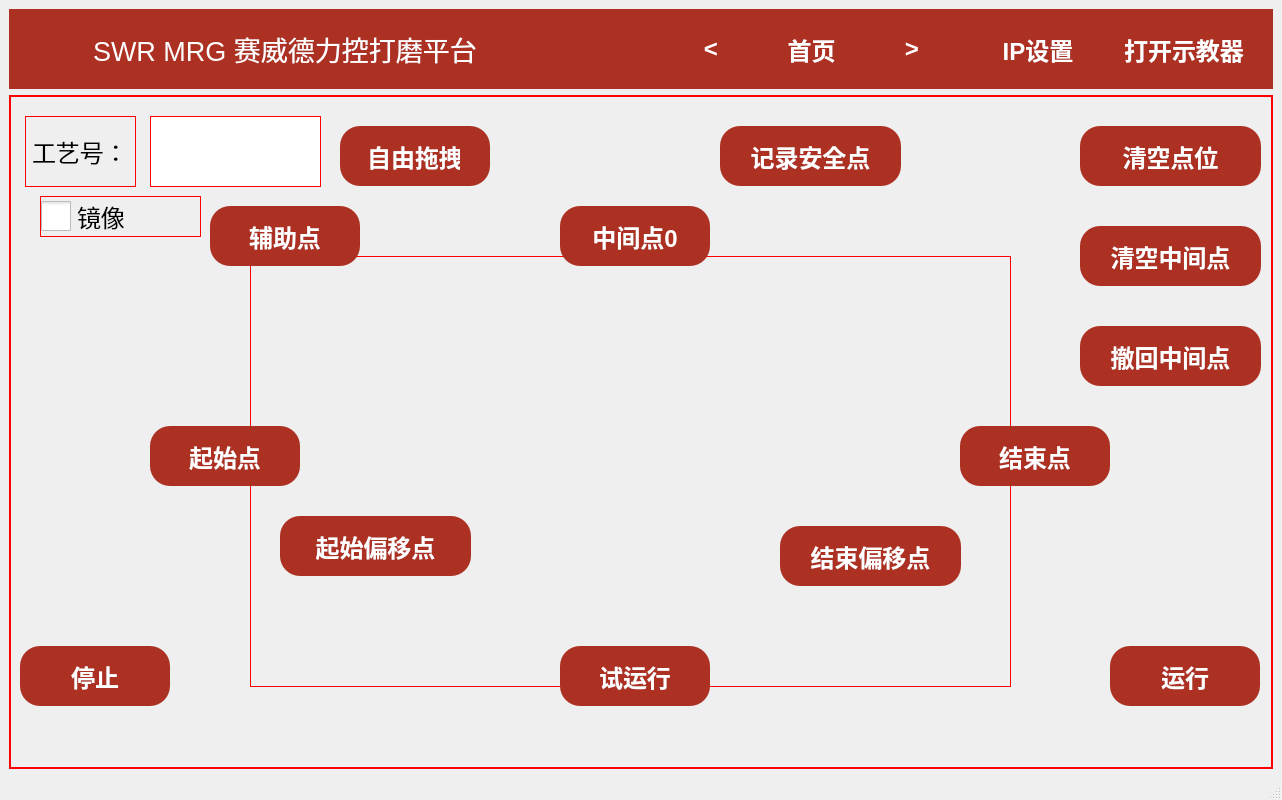
Old version of the form res/mainwindow.ui in the repository kid7995/SWR_MRG.
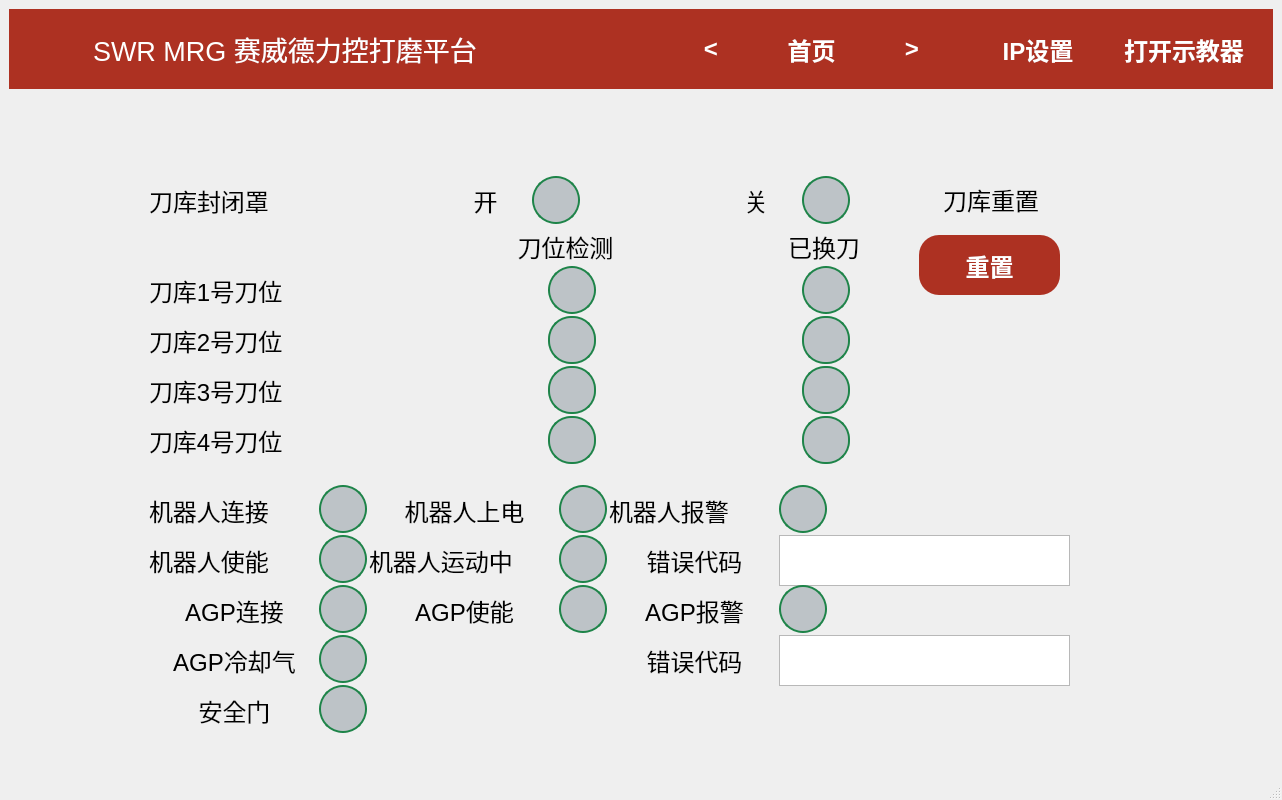
New version of the form. Icons and pictures are not drawn. Custom widgets are drawn as their Qt base class.

Commit message: UI更新添加状态页监控机器人AGP刀库状态信息 添加换刀功能 添加圆台侧面打磨功能

```diff
--- a/res/mainwindow.ui
+++ b/res/mainwindow.ui
@@ -234,15 +234,15 @@
        <bool>false</bool>
       </property>
       <property name="styleSheet">
-       <string notr="true">QWidget { border: 1px solid red; }
+       <string notr="true">
 QPushButton {
     /* 核心：固定高度 */
     min-height: 60px;
     max-height: 60px;
     
     /* 允许长度随动：设置内边距确保文字不贴边 */
-    padding-left: 30px;
-    padding-right: 30px;
+    padding-left: 10px;
+    padding-right: 10px;
     
     /* 圆角矩形设置 */
     border-radius: 20px; 
@@ -255,6 +255,1412 @@
       <property name="currentIndex">
        <number>0</number>
       </property>
+      <widget class="QWidget" name="page_5">
+       <property name="accessibleName">
+        <string>状态信息</string>
+       </property>
+       <widget class="QPushButton" name="ToolMagazineReset">
+        <property name="geometry">
+         <rect>
+          <x>910</x>
+          <y>140</y>
+          <width>141</width>
+          <height>60</height>
+         </rect>
+        </property>
+        <property name="minimumSize">
+         <size>
+          <width>0</width>
+          <height>60</height>
+         </size>
+        </property>
+        <property name="font">
+         <font>
+          <pointsize>-1</pointsize>
+          <bold>true</bold>
+         </font>
+        </property>
+        <property name="autoFillBackground">
+         <bool>false</bool>
+        </property>
+        <property name="styleSheet">
+         <string notr="true">background-color: rgb(173, 49, 34);
+color: rgb(255, 255, 255);</string>
+        </property>
+        <property name="text">
+         <string>重置</string>
+        </property>
+        <property name="flat">
+         <bool>true</bool>
+        </property>
+       </widget>
+       <widget class="QWidget" name="horizontalLayoutWidget_2">
+        <property name="geometry">
+         <rect>
+          <x>140</x>
+          <y>170</y>
+          <width>751</width>
+          <height>51</height>
+         </rect>
+        </property>
+        <layout class="QHBoxLayout" name="horizontalLayout_3">
+         <item>
+          <widget class="QLabel" name="ToolMagazinePot1">
+           <property name="font">
+            <font>
+             <pointsize>18</pointsize>
+            </font>
+           </property>
+           <property name="text">
+            <string>刀库1号刀位</string>
+           </property>
+          </widget>
+         </item>
+         <item>
+          <spacer name="horizontalSpacer_3">
+           <property name="orientation">
+            <enum>Qt::Horizontal</enum>
+           </property>
+           <property name="sizeType">
+            <enum>QSizePolicy::Fixed</enum>
+           </property>
+           <property name="sizeHint" stdset="0">
+            <size>
+             <width>180</width>
+             <height>20</height>
+            </size>
+           </property>
+          </spacer>
+         </item>
+         <item>
+          <widget class="QLabel" name="ToolMagazinePot1Status">
+           <property name="minimumSize">
+            <size>
+             <width>48</width>
+             <height>48</height>
+            </size>
+           </property>
+           <property name="maximumSize">
+            <size>
+             <width>48</width>
+             <height>48</height>
+            </size>
+           </property>
+           <property name="font">
+            <font>
+             <pointsize>18</pointsize>
+            </font>
+           </property>
+           <property name="cursor">
+            <cursorShape>ArrowCursor</cursorShape>
+           </property>
+           <property name="styleSheet">
+            <string notr="true">background-color: #bdc3c7;
+border: 2px solid #1e8449;
+border-radius: 24px; /* 假设 QLabel 为 30x30 */</string>
+           </property>
+           <property name="text">
+            <string/>
+           </property>
+          </widget>
+         </item>
+         <item>
+          <spacer name="horizontalSpacer">
+           <property name="orientation">
+            <enum>Qt::Horizontal</enum>
+           </property>
+           <property name="sizeType">
+            <enum>QSizePolicy::Fixed</enum>
+           </property>
+           <property name="sizeHint" stdset="0">
+            <size>
+             <width>200</width>
+             <height>20</height>
+            </size>
+           </property>
+          </spacer>
+         </item>
+         <item>
+          <widget class="QLabel" name="ToolMagazinePot1Status_changed">
+           <property name="maximumSize">
+            <size>
+             <width>48</width>
+             <height>48</height>
+            </size>
+           </property>
+           <property name="font">
+            <font>
+             <pointsize>18</pointsize>
+            </font>
+           </property>
+           <property name="cursor">
+            <cursorShape>ArrowCursor</cursorShape>
+           </property>
+           <property name="styleSheet">
+            <string notr="true">background-color: #bdc3c7;
+border: 2px solid #1e8449;
+border-radius: 24px; /* 假设 QLabel 为 30x30 */</string>
+           </property>
+           <property name="text">
+            <string/>
+           </property>
+          </widget>
+         </item>
+         <item>
+          <spacer name="horizontalSpacer_11">
+           <property name="orientation">
+            <enum>Qt::Horizontal</enum>
+           </property>
+           <property name="sizeType">
+            <enum>QSizePolicy::Fixed</enum>
+           </property>
+           <property name="sizeHint" stdset="0">
+            <size>
+             <width>50</width>
+             <height>20</height>
+            </size>
+           </property>
+          </spacer>
+         </item>
+        </layout>
+       </widget>
+       <widget class="QLabel" name="RobotConnect">
+        <property name="geometry">
+         <rect>
+          <x>140</x>
+          <y>390</y>
+          <width>171</width>
+          <height>51</height>
+         </rect>
+        </property>
+        <property name="font">
+         <font>
+          <pointsize>18</pointsize>
+         </font>
+        </property>
+        <property name="text">
+         <string>机器人连接</string>
+        </property>
+       </widget>
+       <widget class="QLabel" name="RobotConnectStatus">
+        <property name="geometry">
+         <rect>
+          <x>310</x>
+          <y>390</y>
+          <width>48</width>
+          <height>48</height>
+         </rect>
+        </property>
+        <property name="maximumSize">
+         <size>
+          <width>48</width>
+          <height>48</height>
+         </size>
+        </property>
+        <property name="font">
+         <font>
+          <pointsize>18</pointsize>
+         </font>
+        </property>
+        <property name="cursor">
+         <cursorShape>ArrowCursor</cursorShape>
+        </property>
+        <property name="styleSheet">
+         <string notr="true">background-color: #bdc3c7;
+border: 2px solid #1e8449;
+border-radius: 24px; /* 假设 QLabel 为 30x30 */</string>
+        </property>
+        <property name="text">
+         <string/>
+        </property>
+       </widget>
+       <widget class="QLabel" name="RobotEnable">
+        <property name="geometry">
+         <rect>
+          <x>140</x>
+          <y>440</y>
+          <width>171</width>
+          <height>51</height>
+         </rect>
+        </property>
+        <property name="font">
+         <font>
+          <pointsize>18</pointsize>
+         </font>
+        </property>
+        <property name="text">
+         <string>机器人使能</string>
+        </property>
+       </widget>
+       <widget class="QLabel" name="RobotEnableStatus">
+        <property name="geometry">
+         <rect>
+          <x>310</x>
+          <y>440</y>
+          <width>48</width>
+          <height>48</height>
+         </rect>
+        </property>
+        <property name="maximumSize">
+         <size>
+          <width>48</width>
+          <height>48</height>
+         </size>
+        </property>
+        <property name="font">
+         <font>
+          <pointsize>18</pointsize>
+         </font>
+        </property>
+        <property name="cursor">
+         <cursorShape>ArrowCursor</cursorShape>
+        </property>
+        <property name="styleSheet">
+         <string notr="true">background-color: #bdc3c7;
+border: 2px solid #1e8449;
+border-radius: 24px; /* 假设 QLabel 为 30x30 */</string>
+        </property>
+        <property name="text">
+         <string/>
+        </property>
+       </widget>
+       <widget class="QLabel" name="RobotMotion">
+        <property name="geometry">
+         <rect>
+          <x>360</x>
+          <y>440</y>
+          <width>191</width>
+          <height>51</height>
+         </rect>
+        </property>
+        <property name="font">
+         <font>
+          <pointsize>18</pointsize>
+         </font>
+        </property>
+        <property name="text">
+         <string>机器人运动中</string>
+        </property>
+       </widget>
+       <widget class="QLabel" name="RobotMotionStatus">
+        <property name="geometry">
+         <rect>
+          <x>550</x>
+          <y>440</y>
+          <width>48</width>
+          <height>48</height>
+         </rect>
+        </property>
+        <property name="maximumSize">
+         <size>
+          <width>48</width>
+          <height>48</height>
+         </size>
+        </property>
+        <property name="font">
+         <font>
+          <pointsize>18</pointsize>
+         </font>
+        </property>
+        <property name="cursor">
+         <cursorShape>ArrowCursor</cursorShape>
+        </property>
+        <property name="styleSheet">
+         <string notr="true">background-color: #bdc3c7;
+border: 2px solid #1e8449;
+border-radius: 24px; /* 假设 QLabel 为 30x30 */</string>
+        </property>
+        <property name="text">
+         <string/>
+        </property>
+       </widget>
+       <widget class="QLabel" name="RobotPower">
+        <property name="geometry">
+         <rect>
+          <x>360</x>
+          <y>390</y>
+          <width>191</width>
+          <height>51</height>
+         </rect>
+        </property>
+        <property name="font">
+         <font>
+          <pointsize>18</pointsize>
+         </font>
+        </property>
+        <property name="text">
+         <string>机器人上电</string>
+        </property>
+        <property name="alignment">
+         <set>Qt::AlignCenter</set>
+        </property>
+       </widget>
+       <widget class="QLabel" name="RobotPowerStatus">
+        <property name="geometry">
+         <rect>
+          <x>550</x>
+          <y>390</y>
+          <width>48</width>
+          <height>48</height>
+         </rect>
+        </property>
+        <property name="maximumSize">
+         <size>
+          <width>48</width>
+          <height>48</height>
+         </size>
+        </property>
+        <property name="font">
+         <font>
+          <pointsize>18</pointsize>
+         </font>
+        </property>
+        <property name="cursor">
+         <cursorShape>ArrowCursor</cursorShape>
+        </property>
+        <property name="styleSheet">
+         <string notr="true">background-color: #bdc3c7;
+border: 2px solid #1e8449;
+border-radius: 24px; /* 假设 QLabel 为 30x30 */</string>
+        </property>
+        <property name="text">
+         <string/>
+        </property>
+       </widget>
+       <widget class="QLabel" name="RobotAlert">
+        <property name="geometry">
+         <rect>
+          <x>600</x>
+          <y>390</y>
+          <width>171</width>
+          <height>51</height>
+         </rect>
+        </property>
+        <property name="font">
+         <font>
+          <pointsize>18</pointsize>
+         </font>
+        </property>
+        <property name="text">
+         <string>机器人报警</string>
+        </property>
+       </widget>
+       <widget class="QLabel" name="RobotAlertStatus">
+        <property name="geometry">
+         <rect>
+          <x>770</x>
+          <y>390</y>
+          <width>48</width>
+          <height>48</height>
+         </rect>
+        </property>
+        <property name="maximumSize">
+         <size>
+          <width>48</width>
+          <height>48</height>
+         </size>
+        </property>
+        <property name="font">
+         <font>
+          <pointsize>18</pointsize>
+         </font>
+        </property>
+        <property name="cursor">
+         <cursorShape>ArrowCursor</cursorShape>
+        </property>
+        <property name="styleSheet">
+         <string notr="true">background-color: #bdc3c7;
+border: 2px solid #1e8449;
+border-radius: 24px; /* 假设 QLabel 为 30x30 */</string>
+        </property>
+        <property name="text">
+         <string/>
+        </property>
+       </widget>
+       <widget class="QLabel" name="RobotErrorCode">
+        <property name="geometry">
+         <rect>
+          <x>600</x>
+          <y>440</y>
+          <width>171</width>
+          <height>51</height>
+         </rect>
+        </property>
+        <property name="font">
+         <font>
+          <pointsize>18</pointsize>
+         </font>
+        </property>
+        <property name="text">
+         <string>错误代码</string>
+        </property>
+        <property name="alignment">
+         <set>Qt::AlignCenter</set>
+        </property>
+       </widget>
+       <widget class="QPlainTextEdit" name="RobotErrorCodeText">
+        <property name="geometry">
+         <rect>
+          <x>770</x>
+          <y>440</y>
+          <width>291</width>
+          <height>51</height>
+         </rect>
+        </property>
+        <property name="sizePolicy">
+         <sizepolicy hsizetype="Expanding" vsizetype="Expanding">
+          <horstretch>0</horstretch>
+          <verstretch>0</verstretch>
+         </sizepolicy>
+        </property>
+        <property name="font">
+         <font>
+          <pointsize>19</pointsize>
+         </font>
+        </property>
+        <property name="cursor" stdset="0">
+         <cursorShape>ArrowCursor</cursorShape>
+        </property>
+        <property name="styleSheet">
+         <string notr="true">text-align: center;</string>
+        </property>
+        <property name="plainText">
+         <string/>
+        </property>
+       </widget>
+       <widget class="QWidget" name="horizontalLayoutWidget">
+        <property name="geometry">
+         <rect>
+          <x>140</x>
+          <y>220</y>
+          <width>751</width>
+          <height>51</height>
+         </rect>
+        </property>
+        <layout class="QHBoxLayout" name="horizontalLayout_2">
+         <item>
+          <widget class="QLabel" name="ToolMagazinePot2">
+           <property name="font">
+            <font>
+             <pointsize>18</pointsize>
+            </font>
+           </property>
+           <property name="text">
+            <string>刀库2号刀位</string>
+           </property>
+          </widget>
+         </item>
+         <item>
+          <spacer name="horizontalSpacer_2">
+           <property name="orientation">
+            <enum>Qt::Horizontal</enum>
+           </property>
+           <property name="sizeType">
+            <enum>QSizePolicy::Fixed</enum>
+           </property>
+           <property name="sizeHint" stdset="0">
+            <size>
+             <width>180</width>
+             <height>20</height>
+            </size>
+           </property>
+          </spacer>
+         </item>
+         <item>
+          <widget class="QLabel" name="ToolMagazinePot2Status">
+           <property name="maximumSize">
+            <size>
+             <width>48</width>
+             <height>48</height>
+            </size>
+           </property>
+           <property name="font">
+            <font>
+             <pointsize>18</pointsize>
+            </font>
+           </property>
+           <property name="cursor">
+            <cursorShape>ArrowCursor</cursorShape>
+           </property>
+           <property name="styleSheet">
+            <string notr="true">background-color: #bdc3c7;
+border: 2px solid #1e8449;
+border-radius: 23px; /* 假设 QLabel 为 30x30 */</string>
+           </property>
+           <property name="text">
+            <string/>
+           </property>
+          </widget>
+         </item>
+         <item>
+          <spacer name="horizontalSpacer_4">
+           <property name="orientation">
+            <enum>Qt::Horizontal</enum>
+           </property>
+           <property name="sizeType">
+            <enum>QSizePolicy::Fixed</enum>
+           </property>
+           <property name="sizeHint" stdset="0">
+            <size>
+             <width>200</width>
+             <height>20</height>
+            </size>
+           </property>
+          </spacer>
+         </item>
+         <item>
+          <widget class="QLabel" name="ToolMagazinePot2Status_changed">
+           <property name="maximumSize">
+            <size>
+             <width>48</width>
+             <height>48</height>
+            </size>
+           </property>
+           <property name="font">
+            <font>
+             <pointsize>18</pointsize>
+            </font>
+           </property>
+           <property name="cursor">
+            <cursorShape>ArrowCursor</cursorShape>
+           </property>
+           <property name="styleSheet">
+            <string notr="true">background-color: #bdc3c7;
+border: 2px solid #1e8449;
+border-radius: 23px; /* 假设 QLabel 为 30x30 */</string>
+           </property>
+           <property name="text">
+            <string/>
+           </property>
+          </widget>
+         </item>
+         <item>
+          <spacer name="horizontalSpacer_12">
+           <property name="orientation">
+            <enum>Qt::Horizontal</enum>
+           </property>
+           <property name="sizeType">
+            <enum>QSizePolicy::Fixed</enum>
+           </property>
+           <property name="sizeHint" stdset="0">
+            <size>
+             <width>50</width>
+             <height>20</height>
+            </size>
+           </property>
+          </spacer>
+         </item>
+        </layout>
+       </widget>
+       <widget class="QWidget" name="horizontalLayoutWidget_3">
+        <property name="geometry">
+         <rect>
+          <x>140</x>
+          <y>270</y>
+          <width>751</width>
+          <height>51</height>
+         </rect>
+        </property>
+        <layout class="QHBoxLayout" name="horizontalLayout_4">
+         <item>
+          <widget class="QLabel" name="ToolMagazinePot3">
+           <property name="font">
+            <font>
+             <pointsize>18</pointsize>
+            </font>
+           </property>
+           <property name="text">
+            <string>刀库3号刀位</string>
+           </property>
+          </widget>
+         </item>
+         <item>
+          <spacer name="horizontalSpacer_5">
+           <property name="orientation">
+            <enum>Qt::Horizontal</enum>
+           </property>
+           <property name="sizeType">
+            <enum>QSizePolicy::Fixed</enum>
+           </property>
+           <property name="sizeHint" stdset="0">
+            <size>
+             <width>180</width>
+             <height>20</height>
+            </size>
+           </property>
+          </spacer>
+         </item>
+         <item>
+          <widget class="QLabel" name="ToolMagazinePot3Status">
+           <property name="maximumSize">
+            <size>
+             <width>48</width>
+             <height>48</height>
+            </size>
+           </property>
+           <property name="font">
+            <font>
+             <pointsize>18</pointsize>
+            </font>
+           </property>
+           <property name="cursor">
+            <cursorShape>ArrowCursor</cursorShape>
+           </property>
+           <property name="styleSheet">
+            <string notr="true">background-color: #bdc3c7;
+border: 2px solid #1e8449;
+border-radius: 23px; /* 假设 QLabel 为 30x30 */</string>
+           </property>
+           <property name="text">
+            <string/>
+           </property>
+          </widget>
+         </item>
+         <item>
+          <spacer name="horizontalSpacer_6">
+           <property name="orientation">
+            <enum>Qt::Horizontal</enum>
+           </property>
+           <property name="sizeType">
+            <enum>QSizePolicy::Fixed</enum>
+           </property>
+           <property name="sizeHint" stdset="0">
+            <size>
+             <width>200</width>
+             <height>20</height>
+            </size>
+           </property>
+          </spacer>
+         </item>
+         <item>
+          <widget class="QLabel" name="ToolMagazinePot3Status_changed">
+           <property name="maximumSize">
+            <size>
+             <width>48</width>
+             <height>48</height>
+            </size>
+           </property>
+           <property name="font">
+            <font>
+             <pointsize>18</pointsize>
+            </font>
+           </property>
+           <property name="cursor">
+            <cursorShape>ArrowCursor</cursorShape>
+           </property>
+           <property name="styleSheet">
+            <string notr="true">background-color: #bdc3c7;
+border: 2px solid #1e8449;
+border-radius: 23px; /* 假设 QLabel 为 30x30 */</string>
+           </property>
+           <property name="text">
+            <string/>
+           </property>
+          </widget>
+         </item>
+         <item>
+          <spacer name="horizontalSpacer_13">
+           <property name="orientation">
+            <enum>Qt::Horizontal</enum>
+           </property>
+           <property name="sizeType">
+            <enum>QSizePolicy::Fixed</enum>
+           </property>
+           <property name="sizeHint" stdset="0">
+            <size>
+             <width>50</width>
+             <height>20</height>
+            </size>
+           </property>
+          </spacer>
+         </item>
+        </layout>
+       </widget>
+       <widget class="QWidget" name="horizontalLayoutWidget_4">
+        <property name="geometry">
+         <rect>
+          <x>140</x>
+          <y>320</y>
+          <width>751</width>
+          <height>51</height>
+         </rect>
+        </property>
+        <layout class="QHBoxLayout" name="horizontalLayout_5">
+         <item>
+          <widget class="QLabel" name="ToolMagazinePot4">
+           <property name="font">
+            <font>
+             <pointsize>18</pointsize>
+            </font>
+           </property>
+           <property name="text">
+            <string>刀库4号刀位</string>
+           </property>
+          </widget>
+         </item>
+         <item>
+          <spacer name="horizontalSpacer_7">
+           <property name="orientation">
+            <enum>Qt::Horizontal</enum>
+           </property>
+           <property name="sizeType">
+            <enum>QSizePolicy::Fixed</enum>
+           </property>
+           <property name="sizeHint" stdset="0">
+            <size>
+             <width>180</width>
+             <height>20</height>
+            </size>
+           </property>
+          </spacer>
+         </item>
+         <item>
+          <widget class="QLabel" name="ToolMagazinePot4Status">
+           <property name="maximumSize">
+            <size>
+             <width>48</width>
+             <height>48</height>
+            </size>
+           </property>
+           <property name="font">
+            <font>
+             <pointsize>18</pointsize>
+            </font>
+           </property>
+           <property name="cursor">
+            <cursorShape>ArrowCursor</cursorShape>
+           </property>
+           <property name="styleSheet">
+            <string notr="true">background-color: #bdc3c7;
+border: 2px solid #1e8449;
+border-radius: 23px; /* 假设 QLabel 为 30x30 */</string>
+           </property>
+           <property name="text">
+            <string/>
+           </property>
+          </widget>
+         </item>
+         <item>
+          <spacer name="horizontalSpacer_8">
+           <property name="orientation">
+            <enum>Qt::Horizontal</enum>
+           </property>
+           <property name="sizeType">
+            <enum>QSizePolicy::Fixed</enum>
+           </property>
+           <property name="sizeHint" stdset="0">
+            <size>
+             <width>200</width>
+             <height>20</height>
+            </size>
+           </property>
+          </spacer>
+         </item>
+         <item>
+          <widget class="QLabel" name="ToolMagazinePot4Status_changed">
+           <property name="maximumSize">
+            <size>
+             <width>48</width>
+             <height>48</height>
+            </size>
+           </property>
+           <property name="font">
+            <font>
+             <pointsize>18</pointsize>
+            </font>
+           </property>
+           <property name="cursor">
+            <cursorShape>ArrowCursor</cursorShape>
+           </property>
+           <property name="styleSheet">
+            <string notr="true">background-color: #bdc3c7;
+border: 2px solid #1e8449;
+border-radius: 23px; /* 假设 QLabel 为 30x30 */</string>
+           </property>
+           <property name="text">
+            <string/>
+           </property>
+          </widget>
+         </item>
+         <item>
+          <spacer name="horizontalSpacer_14">
+           <property name="orientation">
+            <enum>Qt::Horizontal</enum>
+           </property>
+           <property name="sizeType">
+            <enum>QSizePolicy::Fixed</enum>
+           </property>
+           <property name="sizeHint" stdset="0">
+            <size>
+             <width>50</width>
+             <height>20</height>
+            </size>
+           </property>
+          </spacer>
+         </item>
+        </layout>
+       </widget>
+       <widget class="QWidget" name="horizontalLayoutWidget_5">
+        <property name="geometry">
+         <rect>
+          <x>140</x>
+          <y>130</y>
+          <width>751</width>
+          <height>42</height>
+         </rect>
+        </property>
+        <layout class="QHBoxLayout" name="horizontalLayout_6">
+         <item>
+          <spacer name="horizontalSpacer_9">
+           <property name="orientation">
+            <enum>Qt::Horizontal</enum>
+           </property>
+           <property name="sizeType">
+            <enum>QSizePolicy::Fixed</enum>
+           </property>
+           <property name="sizeHint" stdset="0">
+            <size>
+             <width>340</width>
+             <height>20</height>
+            </size>
+           </property>
+          </spacer>
+         </item>
+         <item>
+          <widget class="QLabel" name="RobotConnect_2">
+           <property name="font">
+            <font>
+             <pointsize>18</pointsize>
+            </font>
+           </property>
+           <property name="text">
+            <string>刀位检测</string>
+           </property>
+           <property name="alignment">
+            <set>Qt::AlignCenter</set>
+           </property>
+          </widget>
+         </item>
+         <item>
+          <spacer name="horizontalSpacer_10">
+           <property name="orientation">
+            <enum>Qt::Horizontal</enum>
+           </property>
+           <property name="sizeType">
+            <enum>QSizePolicy::Fixed</enum>
+           </property>
+           <property name="sizeHint" stdset="0">
+            <size>
+             <width>100</width>
+             <height>20</height>
+            </size>
+           </property>
+          </spacer>
+         </item>
+         <item>
+          <widget class="QLabel" name="RobotConnect_3">
+           <property name="font">
+            <font>
+             <pointsize>18</pointsize>
+            </font>
+           </property>
+           <property name="text">
+            <string>已换刀</string>
+           </property>
+           <property name="alignment">
+            <set>Qt::AlignCenter</set>
+           </property>
+          </widget>
+         </item>
+        </layout>
+       </widget>
+       <widget class="QLabel" name="ToolMagzaineStatus">
+        <property name="geometry">
+         <rect>
+          <x>910</x>
+          <y>80</y>
+          <width>144</width>
+          <height>49</height>
+         </rect>
+        </property>
+        <property name="font">
+         <font>
+          <pointsize>18</pointsize>
+         </font>
+        </property>
+        <property name="text">
+         <string>刀库重置</string>
+        </property>
+        <property name="alignment">
+         <set>Qt::AlignCenter</set>
+        </property>
+       </widget>
+       <widget class="QLabel" name="AGPConnect">
+        <property name="geometry">
+         <rect>
+          <x>140</x>
+          <y>490</y>
+          <width>171</width>
+          <height>51</height>
+         </rect>
+        </property>
+        <property name="font">
+         <font>
+          <pointsize>18</pointsize>
+         </font>
+        </property>
+        <property name="text">
+         <string>AGP连接</string>
+        </property>
+        <property name="alignment">
+         <set>Qt::AlignCenter</set>
+        </property>
+       </widget>
+       <widget class="QLabel" name="AGPConnectStatus">
+        <property name="geometry">
+         <rect>
+          <x>310</x>
+          <y>490</y>
+          <width>48</width>
+          <height>48</height>
+         </rect>
+        </property>
+        <property name="maximumSize">
+         <size>
+          <width>48</width>
+          <height>48</height>
+         </size>
+        </property>
+        <property name="font">
+         <font>
+          <pointsize>18</pointsize>
+         </font>
+        </property>
+        <property name="cursor">
+         <cursorShape>ArrowCursor</cursorShape>
+        </property>
+        <property name="styleSheet">
+         <string notr="true">background-color: #bdc3c7;
+border: 2px solid #1e8449;
+border-radius: 24px; /* 假设 QLabel 为 30x30 */</string>
+        </property>
+        <property name="text">
+         <string/>
+        </property>
+       </widget>
+       <widget class="QLabel" name="AGPConnect_2">
+        <property name="geometry">
+         <rect>
+          <x>360</x>
+          <y>490</y>
+          <width>191</width>
+          <height>51</height>
+         </rect>
+        </property>
+        <property name="font">
+         <font>
+          <pointsize>18</pointsize>
+         </font>
+        </property>
+        <property name="text">
+         <string>AGP使能</string>
+        </property>
+        <property name="alignment">
+         <set>Qt::AlignCenter</set>
+        </property>
+       </widget>
+       <widget class="QLabel" name="AGPAlert">
+        <property name="geometry">
+         <rect>
+          <x>600</x>
+          <y>490</y>
+          <width>171</width>
+          <height>51</height>
+         </rect>
+        </property>
+        <property name="font">
+         <font>
+          <pointsize>18</pointsize>
+         </font>
+        </property>
+        <property name="text">
+         <string>AGP报警</string>
+        </property>
+        <property name="alignment">
+         <set>Qt::AlignCenter</set>
+        </property>
+       </widget>
+       <widget class="QLabel" name="AGPErrorCode">
+        <property name="geometry">
+         <rect>
+          <x>600</x>
+          <y>540</y>
+          <width>171</width>
+          <height>51</height>
+         </rect>
+        </property>
+        <property name="font">
+         <font>
+          <pointsize>18</pointsize>
+         </font>
+        </property>
+        <property name="text">
+         <string>错误代码</string>
+        </property>
+        <property name="alignment">
+         <set>Qt::AlignCenter</set>
+        </property>
+       </widget>
+       <widget class="QPlainTextEdit" name="AGPErrorCodeText">
+        <property name="geometry">
+         <rect>
+          <x>770</x>
+          <y>540</y>
+          <width>291</width>
+          <height>51</height>
+         </rect>
+        </property>
+        <property name="font">
+         <font>
+          <pointsize>19</pointsize>
+          <kerning>true</kerning>
+         </font>
+        </property>
+        <property name="styleSheet">
+         <string notr="true">text-align: center;</string>
+        </property>
+        <property name="plainText">
+         <string/>
+        </property>
+       </widget>
+       <widget class="QLabel" name="AGPEnableStatus">
+        <property name="geometry">
+         <rect>
+          <x>550</x>
+          <y>490</y>
+          <width>48</width>
+          <height>48</height>
+         </rect>
+        </property>
+        <property name="maximumSize">
+         <size>
+          <width>48</width>
+          <height>48</height>
+         </size>
+        </property>
+        <property name="font">
+         <font>
+          <pointsize>18</pointsize>
+         </font>
+        </property>
+        <property name="cursor">
+         <cursorShape>ArrowCursor</cursorShape>
+        </property>
+        <property name="styleSheet">
+         <string notr="true">background-color: #bdc3c7;
+border: 2px solid #1e8449;
+border-radius: 24px; /* 假设 QLabel 为 30x30 */</string>
+        </property>
+        <property name="text">
+         <string/>
+        </property>
+       </widget>
+       <widget class="QLabel" name="AGPAlertStatus">
+        <property name="geometry">
+         <rect>
+          <x>770</x>
+          <y>490</y>
+          <width>48</width>
+          <height>48</height>
+         </rect>
+        </property>
+        <property name="maximumSize">
+         <size>
+          <width>48</width>
+          <height>48</height>
+         </size>
+        </property>
+        <property name="font">
+         <font>
+          <pointsize>18</pointsize>
+         </font>
+        </property>
+        <property name="cursor">
+         <cursorShape>ArrowCursor</cursorShape>
+        </property>
+        <property name="styleSheet">
+         <string notr="true">background-color: #bdc3c7;
+border: 2px solid #1e8449;
+border-radius: 24px; /* 假设 QLabel 为 30x30 */</string>
+        </property>
+        <property name="text">
+         <string/>
+        </property>
+       </widget>
+       <widget class="QWidget" name="horizontalLayoutWidget_6">
+        <property name="geometry">
+         <rect>
+          <x>140</x>
+          <y>80</y>
+          <width>751</width>
+          <height>51</height>
+         </rect>
+        </property>
+        <layout class="QHBoxLayout" name="horizontalLayout_7">
+         <item>
+          <widget class="QLabel" name="ToolMagzaine">
+           <property name="font">
+            <font>
+             <pointsize>18</pointsize>
+            </font>
+           </property>
+           <property name="text">
+            <string>刀库封闭罩</string>
+           </property>
+           <property name="alignment">
+            <set>Qt::AlignCenter</set>
+           </property>
+          </widget>
+         </item>
+         <item>
+          <spacer name="horizontalSpacer_15">
+           <property name="orientation">
+            <enum>Qt::Horizontal</enum>
+           </property>
+           <property name="sizeType">
+            <enum>QSizePolicy::Fixed</enum>
+           </property>
+           <property name="sizeHint" stdset="0">
+            <size>
+             <width>170</width>
+             <height>20</height>
+            </size>
+           </property>
+          </spacer>
+         </item>
+         <item>
+          <widget class="QLabel" name="ToolMagzaineOepn">
+           <property name="font">
+            <font>
+             <pointsize>18</pointsize>
+            </font>
+           </property>
+           <property name="text">
+            <string>开</string>
+           </property>
+           <property name="alignment">
+            <set>Qt::AlignCenter</set>
+           </property>
+          </widget>
+         </item>
+         <item>
+          <widget class="QLabel" name="ToolMagzaineOpen">
+           <property name="maximumSize">
+            <size>
+             <width>48</width>
+             <height>48</height>
+            </size>
+           </property>
+           <property name="font">
+            <font>
+             <pointsize>18</pointsize>
+            </font>
+           </property>
+           <property name="cursor">
+            <cursorShape>ArrowCursor</cursorShape>
+           </property>
+           <property name="styleSheet">
+            <string notr="true">background-color: #bdc3c7;
+border: 2px solid #1e8449;
+border-radius: 24px; /* 假设 QLabel 为 30x30 */</string>
+           </property>
+           <property name="text">
+            <string/>
+           </property>
+          </widget>
+         </item>
+         <item>
+          <spacer name="horizontalSpacer_17">
+           <property name="orientation">
+            <enum>Qt::Horizontal</enum>
+           </property>
+           <property name="sizeType">
+            <enum>QSizePolicy::Fixed</enum>
+           </property>
+           <property name="sizeHint" stdset="0">
+            <size>
+             <width>130</width>
+             <height>20</height>
+            </size>
+           </property>
+          </spacer>
+         </item>
+         <item>
+          <widget class="QLabel" name="ToolMagzaineCloseText">
+           <property name="font">
+            <font>
+             <pointsize>18</pointsize>
+            </font>
+           </property>
+           <property name="text">
+            <string>关</string>
+           </property>
+           <property name="alignment">
+            <set>Qt::AlignCenter</set>
+           </property>
+          </widget>
+         </item>
+         <item>
+          <widget class="QLabel" name="ToolMagzaineClose">
+           <property name="maximumSize">
+            <size>
+             <width>48</width>
+             <height>48</height>
+            </size>
+           </property>
+           <property name="font">
+            <font>
+             <pointsize>18</pointsize>
+            </font>
+           </property>
+           <property name="cursor">
+            <cursorShape>ArrowCursor</cursorShape>
+           </property>
+           <property name="styleSheet">
+            <string notr="true">background-color: #bdc3c7;
+border: 2px solid #1e8449;
+border-radius: 24px; /* 假设 QLabel 为 30x30 */</string>
+           </property>
+           <property name="text">
+            <string/>
+           </property>
+          </widget>
+         </item>
+         <item>
+          <spacer name="horizontalSpacer_18">
+           <property name="orientation">
+            <enum>Qt::Horizontal</enum>
+           </property>
+           <property name="sizeType">
+            <enum>QSizePolicy::Fixed</enum>
+           </property>
+           <property name="sizeHint" stdset="0">
+            <size>
+             <width>50</width>
+             <height>20</height>
+            </size>
+           </property>
+          </spacer>
+         </item>
+        </layout>
+       </widget>
+       <widget class="QLabel" name="AGPAirCooling">
+        <property name="geometry">
+         <rect>
+          <x>140</x>
+          <y>540</y>
+          <width>171</width>
+          <height>51</height>
+         </rect>
+        </property>
+        <property name="font">
+         <font>
+          <pointsize>18</pointsize>
+         </font>
+        </property>
+        <property name="text">
+         <string>AGP冷却气</string>
+        </property>
+        <property name="alignment">
+         <set>Qt::AlignCenter</set>
+        </property>
+       </widget>
+       <widget class="QLabel" name="AGPAirCoolingStatus">
+        <property name="geometry">
+         <rect>
+          <x>310</x>
+          <y>540</y>
+          <width>48</width>
+          <height>48</height>
+         </rect>
+        </property>
+        <property name="maximumSize">
+         <size>
+          <width>48</width>
+          <height>48</height>
+         </size>
+        </property>
+        <property name="font">
+         <font>
+          <pointsize>18</pointsize>
+         </font>
+        </property>
+        <property name="cursor">
+         <cursorShape>ArrowCursor</cursorShape>
+        </property>
+        <property name="styleSheet">
+         <string notr="true">background-color: #bdc3c7;
+border: 2px solid #1e8449;
+border-radius: 24px; /* 假设 QLabel 为 30x30 */</string>
+        </property>
+        <property name="text">
+         <string/>
+        </property>
+       </widget>
+       <widget class="QLabel" name="SafeDoor">
+        <property name="geometry">
+         <rect>
+          <x>140</x>
+          <y>590</y>
+          <width>171</width>
+          <height>51</height>
+         </rect>
+        </property>
+        <property name="font">
+         <font>
+          <pointsize>18</pointsize>
+         </font>
+        </property>
+        <property name="text">
+         <string>安全门</string>
+        </property>
+        <property name="alignment">
+         <set>Qt::AlignCenter</set>
+        </property>
+       </widget>
+       <widget class="QLabel" name="SafeDoorStatus">
+        <property name="geometry">
+         <rect>
+          <x>310</x>
+          <y>590</y>
+          <width>48</width>
+          <height>48</height>
+         </rect>
+        </property>
+        <property name="maximumSize">
+         <size>
+          <width>48</width>
+          <height>48</height>
+         </size>
+        </property>
+        <property name="font">
+         <font>
+          <pointsize>18</pointsize>
+         </font>
+        </property>
+        <property name="cursor">
+         <cursorShape>ArrowCursor</cursorShape>
+        </property>
+        <property name="styleSheet">
+         <string notr="true">background-color: #bdc3c7;
+border: 2px solid #1e8449;
+border-radius: 24px; /* 假设 QLabel 为 30x30 */</string>
+        </property>
+        <property name="text">
+         <string/>
+        </property>
+       </widget>
+      </widget>
       <widget class="QWidget" name="page">
        <property name="accessibleName">
         <string>首页</string>
@@ -329,6 +1735,9 @@
         <property name="text">
          <string/>
         </property>
+        <property name="alignment">
+         <set>Qt::AlignCenter</set>
+        </property>
         <property name="readOnly">
          <bool>true</bool>
         </property>
@@ -405,7 +1814,7 @@
          <rect>
           <x>330</x>
           <y>30</y>
-          <width>150</width>
+          <width>161</width>
           <height>60</height>
          </rect>
         </property>
@@ -586,7 +1995,7 @@
         <property name="geometry">
          <rect>
           <x>550</x>
-          <y>110</y>
+          <y>100</y>
           <width>150</width>
           <height>60</height>
          </rect>
```
Left out of the diff: 1406 changed lines with no effect on the pictures. The commit also changes 6 other files.
